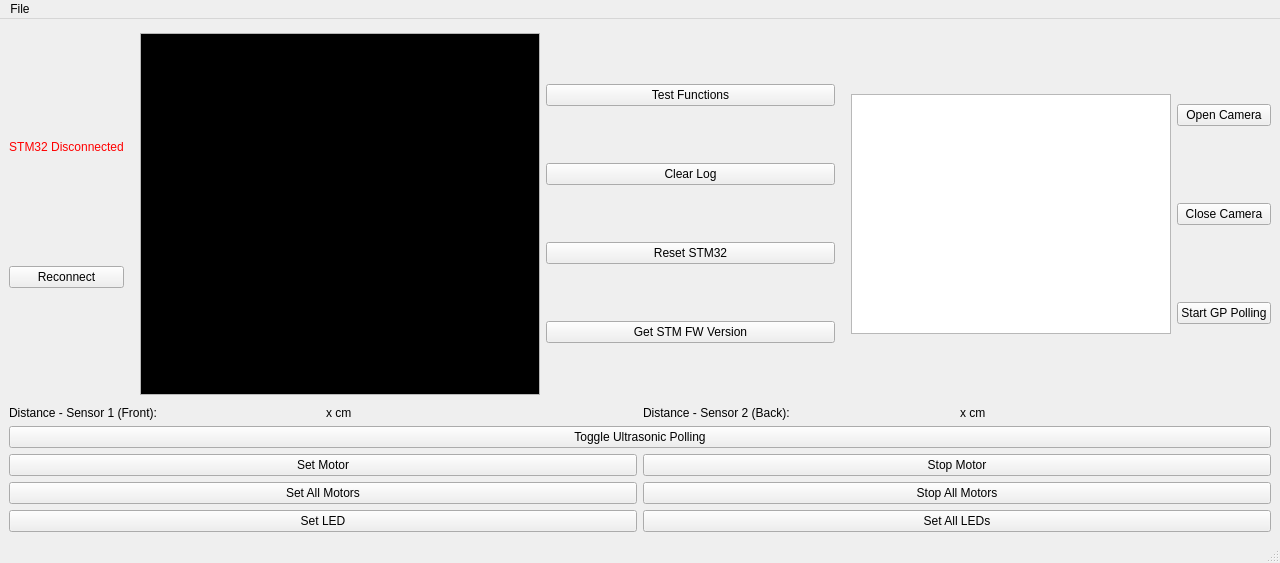
Old version of the form mainwindow.ui in the repository LeedsRaspJam/Cryptoid-Python.
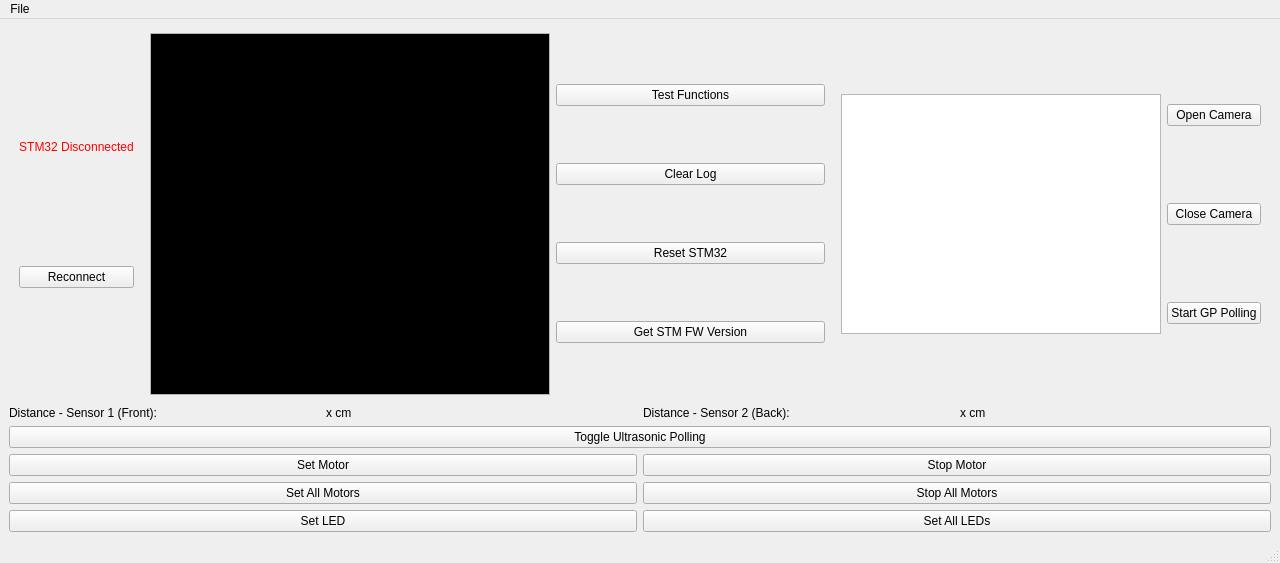
New version of the form.

Diff of the .ui file:
```diff
--- a/mainwindow.ui
+++ b/mainwindow.ui
@@ -33,6 +33,22 @@
     </item>
     <item>
      <layout class="QHBoxLayout" name="horizontalLayout">
+      <item>
+       <spacer name="horizontalSpacer">
+        <property name="orientation">
+         <enum>Qt::Horizontal</enum>
+        </property>
+        <property name="sizeType">
+         <enum>QSizePolicy::Fixed</enum>
+        </property>
+        <property name="sizeHint" stdset="0">
+         <size>
+          <width>10</width>
+          <height>20</height>
+         </size>
+        </property>
+       </spacer>
+      </item>
       <item>
        <layout class="QVBoxLayout" name="verticalLayout_2">
         <property name="leftMargin">
@@ -395,6 +411,22 @@
           </item>
          </layout>
         </item>
+        <item>
+         <spacer name="horizontalSpacer_4">
+          <property name="orientation">
+           <enum>Qt::Horizontal</enum>
+          </property>
+          <property name="sizeType">
+           <enum>QSizePolicy::Fixed</enum>
+          </property>
+          <property name="sizeHint" stdset="0">
+           <size>
+            <width>10</width>
+            <height>20</height>
+           </size>
+          </property>
+         </spacer>
+        </item>
        </layout>
       </item>
      </layout>
```
